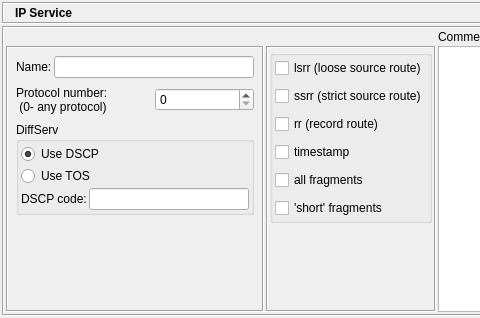
fwbuilder/fwbuilder, file src/gui/ipservicedialog_q.ui: the form before one commit; both pictures show x 0 to 480 and y 0 to 318 of the 878 by 318 pixel window.
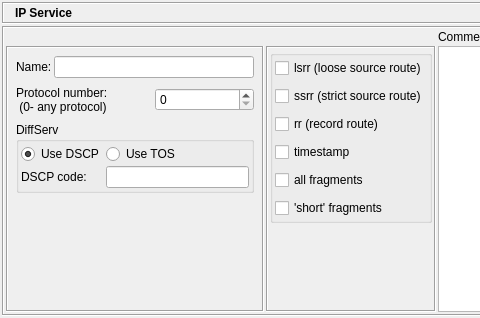
The form after the commit. Icons and pictures are not drawn.

Commit message: resizing and tidying object dialogs

```diff
--- a/src/gui/ipservicedialog_q.ui
+++ b/src/gui/ipservicedialog_q.ui
@@ -224,25 +224,7 @@
               <string>DiffServ</string>
              </property>
              <layout class="QGridLayout" >
-              <property name="leftMargin" >
-               <number>2</number>
-              </property>
-              <property name="topMargin" >
-               <number>2</number>
-              </property>
-              <property name="rightMargin" >
-               <number>2</number>
-              </property>
-              <property name="bottomMargin" >
-               <number>2</number>
-              </property>
-              <property name="horizontalSpacing" >
-               <number>2</number>
-              </property>
-              <property name="verticalSpacing" >
-               <number>2</number>
-              </property>
-              <item row="0" column="0" colspan="2" >
+              <item row="0" column="0" >
                <widget class="QRadioButton" name="use_dscp" >
                 <property name="text" >
                  <string>Use DSCP</string>
@@ -252,21 +234,21 @@
                 </property>
                </widget>
               </item>
-              <item row="1" column="0" colspan="2" >
+              <item row="0" column="1" >
                <widget class="QRadioButton" name="use_tos" >
                 <property name="text" >
                  <string>Use TOS</string>
                 </property>
                </widget>
               </item>
-              <item row="2" column="0" >
+              <item row="1" column="0" >
                <widget class="QLabel" name="code_label" >
                 <property name="text" >
                  <string>DSCP code:</string>
                 </property>
                </widget>
               </item>
-              <item row="2" column="1" >
+              <item row="1" column="1" >
                <widget class="QLineEdit" name="code" />
               </item>
              </layout>
```
The commit also changes 6 other files.
